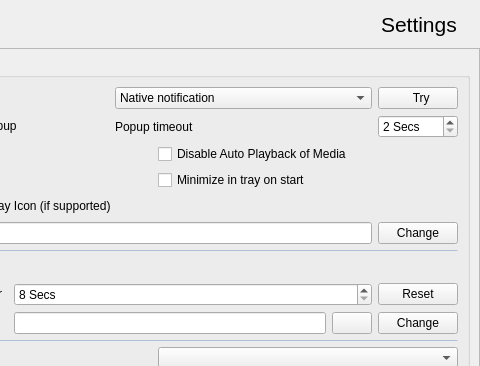
The window that src/settingswidget.ui (keshavbhatt/whatsie) describes before a commit, drawn with Qt 5; both pictures show x 171 to 651 and y 0 to 366 of the 651 by 841 pixel window.
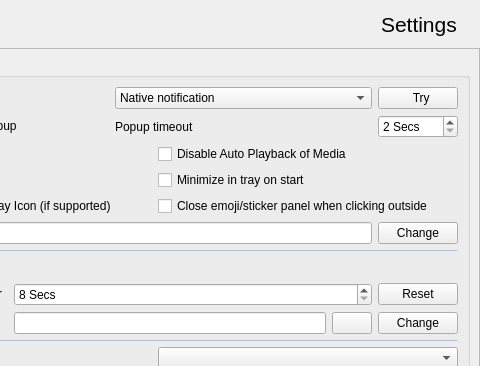
The same window after the commit. Icons and pictures are not drawn.

Commit message: Add setting to close the emoji/sticker panel on outside click

```diff
--- a/src/settingswidget.ui
+++ b/src/settingswidget.ui
@@ -358,6 +358,16 @@
               </property>
              </widget>
             </item>
+            <item row="4" column="1">
+             <widget class="QCheckBox" name="dismissEmojiPanelCheckBox">
+              <property name="toolTip">
+               <string>&lt;html&gt;&lt;head/&gt;&lt;body&gt;&lt;p&gt;Close the emoji, GIF &amp;amp; sticker panel when you click elsewhere. WhatsApp Web otherwise keeps it open until the button is pressed again.&lt;/p&gt;&lt;/body&gt;&lt;/html&gt;</string>
+              </property>
+              <property name="text">
+               <string>Close emoji/sticker panel when clicking outside</string>
+              </property>
+             </widget>
+            </item>
            </layout>
           </item>
           <item row="15" column="0">
```
The commit also changes 7 other files.
